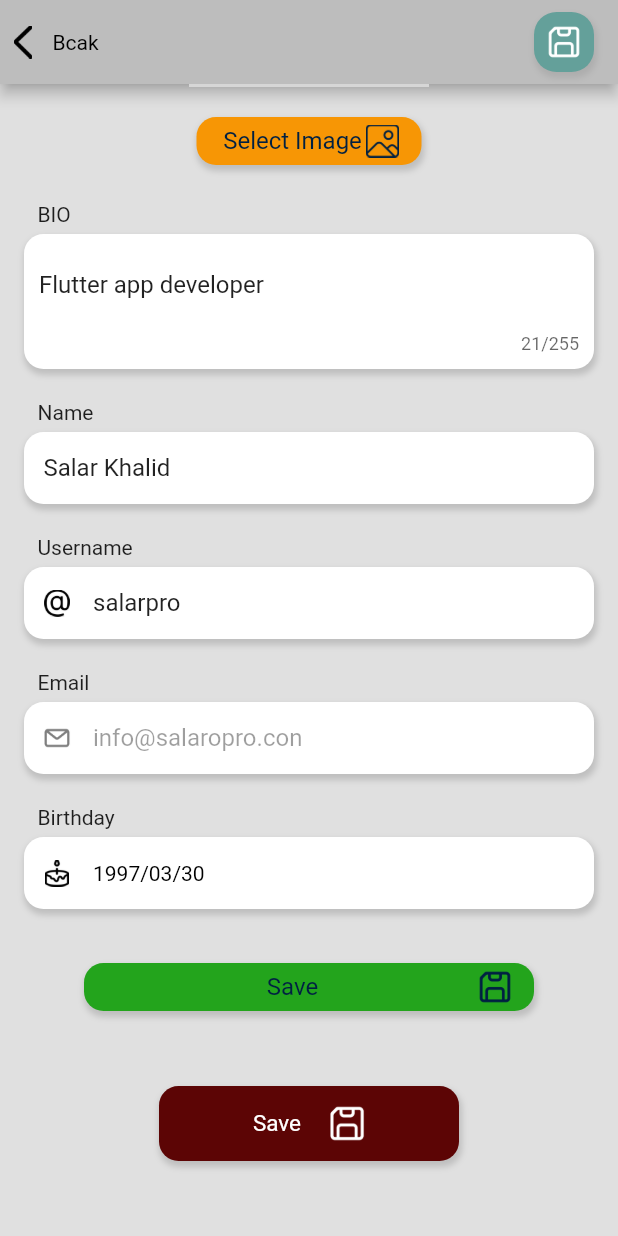
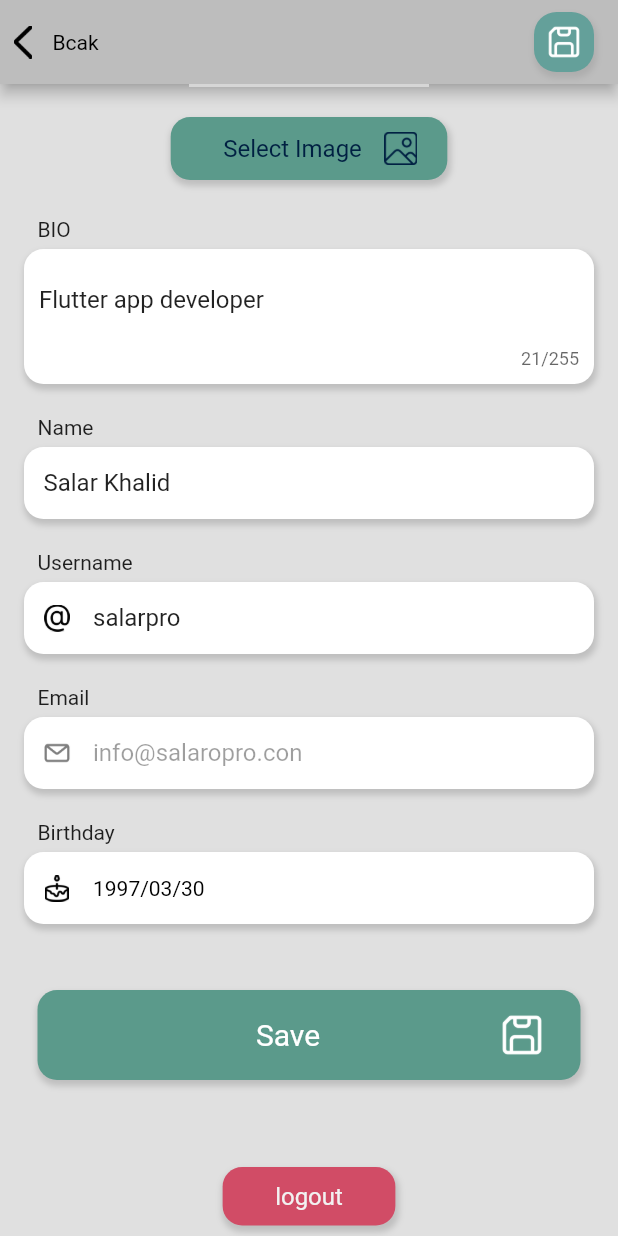
Before and after one commit to SalarPro/kurd_coders, a Flutter app: the EditPRofileScreen screen opened directly, scrolled down 198 dp, on a phone screen of 412 x 824 dp. Run offline on Flutter 3.47's test engine with Material 2 defaults, Android fonts, the phone set to English and light mode, and no system bars; our stand-ins replace cached_network_image, image_cropper, image_picker, like_button, shimmer; missing offline and left inert: flutter_circular_text; network calls fail; grey boxes are pictures that could not be loaded.

Commit message:
new helper class names

```diff
--- a/lib/src/helper/colors.dart
+++ /dev/null
@@ -1,21 +0,0 @@
-import 'package:flutter/material.dart';
-
-class KColors {
-  static const Color primaryColor = Color.fromARGB(255, 247, 150, 5);
-  static const Color successColor = Color.fromARGB(255, 35, 164, 28);
-
-  static const mainColor = Color.fromARGB(255, 226, 89, 89);
-
-  static MaterialColor get text => const MaterialColor(0xff505862, {
-        50: Color(0xffffffff),
-        100: Color(0xffF7F6F5),
-        200: Color.fromARGB(255, 208, 255, 235),
-        300: Color(0xff727c8e),
-        400: Color(0xff727C8E),
-        500: Color(0xff545454),
-        600: Color(0xff002042),
-        700: Color(0xff002042),
-        800: Color(0xff002042),
-        900: Color(0xff002042),
-      });
-}
--- /dev/null
+++ b/lib/src/helper/k_colors.dart
@@ -0,0 +1,39 @@
+import 'package:flutter/material.dart';
+
+class KColors {
+  static const Color white = Color.fromARGB(255, 242, 242, 242);
+  static const Color black = Color.fromARGB(255, 0, 0, 0);
+  static const Color accentColor = Color(0xFFF7E987);
+  static const Color primaryColor = Color(0xFF5B9A8B);
+  static const Color primaryColorDark = Color(0xFF445069);
+  static const Color darkColor = Color(0xFF252B48);
+  static const Color successColor = Color.fromARGB(255, 20, 175, 17);
+  static const Color dangerColor = Color.fromARGB(255, 209, 76, 102);
+
+  //color with shades
+  static MaterialColor get mainColor => const MaterialColor(0xFFF7E987, {
+        50: Color.fromRGBO(247, 233, 135, .1),
+        100: Color.fromRGBO(247, 233, 135, .2),
+        200: Color.fromRGBO(247, 233, 135, .3),
+        300: Color.fromRGBO(247, 233, 135, .4),
+        400: Color.fromRGBO(247, 233, 135, .5),
+        500: Color.fromRGBO(247, 233, 135, .6),
+        600: Color.fromRGBO(247, 233, 135, .7),
+        700: Color.fromRGBO(247, 233, 135, .8),
+        800: Color.fromRGBO(104, 92, 2, 0.898),
+        900: Color.fromRGBO(56, 50, 1, 1),
+      });
+
+  static MaterialColor get text => const MaterialColor(0xff505862, {
+        50: Color(0xffffffff),
+        100: Color(0xffF7F6F5),
+        200: Color.fromARGB(255, 208, 255, 235),
+        300: Color(0xff727c8e),
+        400: Color(0xff727C8E),
+        500: Color(0xff545454),
+        600: Color(0xff002042),
+        700: Color.fromARGB(255, 33, 48, 64),
+        800: Color(0xff002042),
+        900: Color(0xff002042),
+      });
+}
--- a/lib/src/helper/helper.dart
+++ b/lib/src/helper/k_helper.dart
@@ -5,32 +5,25 @@ import 'package:image_cropper/image_cropper.dart';
 import 'package:image_picker/image_picker.dart';
 
 class KHelper {
-  static Future<File?> pickImage({
-    bool cropTheImage = false,
-  }) async {
+  static Future<File?> pickImageFromGallery({bool cropTheImage = false}) async {
     File? myImageFile;
+
     final ImagePicker picker = ImagePicker();
-    final XFile? image = await picker.pickImage(
-        source: ImageSource.gallery,
-        maxWidth: 1080,
-        maxHeight: 1920,
-        imageQuality: 90);
+    // Pick an image.
+    final XFile? imageXFile =
+        await picker.pickImage(source: ImageSource.gallery);
 
-    if (image != null) {
-      // the image that we selected
-      myImageFile = File(image.path);
+    if (imageXFile != null) {
+      myImageFile = File(imageXFile.path);
 
-      // if the user requested top crop the image
       if (cropTheImage) {
         CroppedFile? croppedFile = await ImageCropper().cropImage(
           sourcePath: myImageFile.path,
-          aspectRatioPresets: [
-            CropAspectRatioPreset.square,
-          ],
+          aspectRatio: CropAspectRatio(ratioX: 1, ratioY: 1),
           compressFormat: ImageCompressFormat.jpg,
           maxHeight: 1080,
           maxWidth: 1080,
-          compressQuality: 90,
+          compressQuality: 50,
           uiSettings: [
             AndroidUiSettings(
               toolbarTitle: 'Cropper',
@@ -41,6 +34,10 @@ class KHelper {
             ),
             IOSUiSettings(
               title: 'Cropper',
+              aspectRatioLockEnabled: true,
+              aspectRatioLockDimensionSwapEnabled: false,
+              aspectRatioPickerButtonHidden: true,
+              resetAspectRatioEnabled: false,
             ),
           ],
         );
@@ -51,6 +48,7 @@ class KHelper {
     } else {
       myImageFile = null;
     }
+
     return myImageFile;
   }
 }
--- a/lib/src/helper/text_styles.dart
+++ b/lib/src/helper/k_text_style.dart
@@ -1,5 +1,5 @@
 import 'package:flutter/material.dart';
-import 'package:kurd_coders/src/helper/colors.dart';
+import 'package:kurd_coders/src/helper/k_colors.dart';
 
 class KTextStyle {
   static TextStyle textColorLight(double size) {
@@ -9,9 +9,9 @@ class KTextStyle {
     );
   }
 
-  static TextStyle textColorDark({required double size}) {
+  static TextStyle textColorDark(double size) {
     return TextStyle(
-      color: KColors.text.shade50,
+      color: KColors.text.shade900,
       fontSize: size,
     );
   }
--- a/lib/src/helper/k_widgets.dart
+++ b/lib/src/helper/k_widgets.dart
@@ -1,21 +1,18 @@
 import 'package:flutter/material.dart';
-import 'package:kurd_coders/src/helper/colors.dart';
-import 'package:kurd_coders/src/helper/text_styles.dart';
+import 'package:kurd_coders/src/helper/k_colors.dart';
+import 'package:kurd_coders/src/helper/k_text_style.dart';
 
 class KWidget {
-  static btnMeduam({
-    String? title,
-    String? image,
-    Color? color,
-    Color? bgColor,
-    double? width,
-    Function()? onTap,
-  }) {
+  static Widget btnMedium(
+      {String? title,
+      String? image,
+      Color? bgColor = KColors.accentColor,
+      Color? color,
+      Function()? onTap}) {
     return GestureDetector(
       onTap: onTap,
       child: Container(
-        width: width ?? 150,
-        padding: EdgeInsets.symmetric(vertical: 5, horizontal: 15),
+        padding: const EdgeInsets.symmetric(vertical: 10, horizontal: 20),
         decoration: BoxDecoration(
           boxShadow: [
             BoxShadow(
@@ -25,7 +22,55 @@ class KWidget {
               offset: Offset(1, 3), // changes position of shadow
             ),
           ],
-          color: bgColor ?? KColors.primaryColor,
+          color: bgColor,
+          borderRadius: BorderRadius.circular(13),
+        ),
+        child: Row(
+          mainAxisSize: MainAxisSize.min,
+          children: [
+            SizedBox(width: 15),
+            Text(
+              title ?? "",
+              style: KTextStyle.textColorDark(16).copyWith(
+                color: color ?? KTextStyle.textColorDark(20).color,
+              ),
+            ),
+            SizedBox(width: 15),
+            if (image != null)
+              Image.asset(
+                image,
+                width: 22,
+                height: 22,
+                color: color ?? KColors.text.shade800,
+              ),
+          ],
+        ),
+      ),
+    );
+  }
+
+  static Widget btnLarge(
+      {String? title,
+      String? image,
+      Color? bgColor = KColors.accentColor,
+      Color? color,
+      Function()? onTap}) {
+    return GestureDetector(
+      onTap: onTap,
+      child: Container(
+        width: double.infinity,
+        margin: const EdgeInsets.symmetric(vertical: 8, horizontal: 25),
+        padding: const EdgeInsets.symmetric(vertical: 16, horizontal: 25),
+        decoration: BoxDecoration(
+          boxShadow: [
+            BoxShadow(
+              color: Colors.grey.withOpacity(0.5),
+              spreadRadius: 1,
+              blurRadius: 3,
+              offset: Offset(1, 3), // changes position of shadow
+            ),
+          ],
+          color: bgColor,
           borderRadius: BorderRadius.circular(13),
         ),
         child: Row(
@@ -35,17 +80,17 @@ class KWidget {
               child: Text(
                 title ?? "",
                 textAlign: TextAlign.center,
-                style: KTextStyle.textColorLight(16).copyWith(
-                  color: color ?? KTextStyle.textColorLight(16).color,
+                style: KTextStyle.textColorDark(20).copyWith(
+                  color: color ?? KTextStyle.textColorDark(20).color,
                 ),
               ),
             ),
             if (image != null)
               Image.asset(
                 image,
-                width: 22,
-                height: 22,
-                color: color,
+                width: 28,
+                height: 28,
+                color: color ?? KColors.text.shade800,
               ),
           ],
         ),
--- a/lib/src/home_screen/screens/add_new_post_scree.dart
+++ b/lib/src/home_screen/screens/add_new_post_scree.dart
@@ -2,7 +2,7 @@ import 'dart:io';
 
 import 'package:flutter/material.dart';
 import 'package:kurd_coders/src/constants/assets.dart';
-import 'package:kurd_coders/src/helper/helper.dart';
+import 'package:kurd_coders/src/helper/k_helper.dart';
 import 'package:kurd_coders/src/my_widgets/k_text_filed.dart';
 
 class AddNewPostScreen extends StatefulWidget {
@@ -48,7 +48,7 @@ class _AddNewPostScreenState extends State<AddNewPostScreen> {
   }
 
   void selectimage() async {
-    myImageFile = await KHelper.pickImage(cropTheImage: true);
+    myImageFile = await KHelper.pickImageFromGallery(cropTheImage: true);
     setState(() {});
   }
 }
--- a/lib/src/home_screen/screens/edit_profile_screen.dart
+++ b/lib/src/home_screen/screens/edit_profile_screen.dart
@@ -7,8 +7,8 @@ import 'package:flutter/material.dart';
 import 'package:intl/intl.dart';
 import 'package:kurd_coders/src/constants/assets.dart';
 import 'package:kurd_coders/src/damy_data.dart';
-import 'package:kurd_coders/src/helper/colors.dart';
-import 'package:kurd_coders/src/helper/helper.dart';
+import 'package:kurd_coders/src/helper/k_colors.dart';
+import 'package:kurd_coders/src/helper/k_helper.dart';
 import 'package:kurd_coders/src/helper/k_widgets.dart';
 import 'package:kurd_coders/src/login_screen/login_screen.dart';
 import 'package:kurd_coders/src/my_widgets/k_text_filed.dart';
@@ -106,7 +106,7 @@ class _EditPRofileScreenState extends State<EditPRofileScreen> {
               SizedBox(
                 height: 20,
               ),
-              KWidget.btnMeduam(
+              KWidget.btnMedium(
                 title: "Select Image",
                 image: Assets.resourceIconsAddImage,
                 color: KColors.text.shade900,
@@ -191,62 +191,27 @@ class _EditPRofileScreenState extends State<EditPRofileScreen> {
                 height: 20,
               ),
 
-              KWidget.btnMeduam(
+              KWidget.btnLarge(
                   title: "Save",
                   image: Assets.resourceIconsSave,
-                  width: 300,
-                  color: KColors.text.shade900,
-                  bgColor: KColors.successColor,
+                  color: KColors.text.shade50,
+                  bgColor: KColors.primaryColor,
                   onTap: () {
                     showAlertToSave();
                   }),
               SizedBox(
                 height: 50,
               ),
-              GestureDetector(
-                onTap: () {
-                  // TOD show alert to confirm logout
-                  Navigator.pushAndRemoveUntil(
-                      context,
-                      MaterialPageRoute(builder: (context) => LoginScreen()),
-                      (route) => false);
-                },
-                child: Container(
-                  width: 200,
-                  height: 50,
-                  padding: EdgeInsets.symmetric(vertical: 5, horizontal: 15),
-                  decoration: BoxDecoration(
-                    boxShadow: [
-                      BoxShadow(
-                        color: Colors.grey.withOpacity(0.5),
-                        spreadRadius: 1,
-                        blurRadius: 3,
-                        offset: Offset(1, 3), // changes position of shadow
-                      ),
-                    ],
-                    color: Color.fromARGB(255, 92, 5, 5),
-                    borderRadius: BorderRadius.all(
-                      Radius.circular(13),
-                    ),
-                  ),
-                  child: Row(
-                    mainAxisAlignment: MainAxisAlignment.center,
-                    children: [
-                      Text(
-                        "Save ",
-                        style: TextStyle(fontSize: 15, color: Colors.white),
-                      ),
-                      SizedBox(width: 15),
-                      Image.asset(
-                        Assets.resourceIconsSave,
-                        color: Colors.white,
-                        width: 24,
-                        height: 24,
-                      ),
-                    ],
-                  ),
-                ),
-              ),
+              KWidget.btnMedium(
+                  title: "logout",
+                  bgColor: KColors.dangerColor,
+                  color: KColors.white,
+                  onTap: () {
+                    Navigator.pushAndRemoveUntil(
+                        context,
+                        MaterialPageRoute(builder: (context) => LoginScreen()),
+                        (route) => false);
+                  }),
               SizedBox(
                 height: 50,
               ),
@@ -331,7 +296,7 @@ class _EditPRofileScreenState extends State<EditPRofileScreen> {
             DateTime.now().subtract(Duration(milliseconds: 31556926000 * 100)),
         lastDate: DateTime.now().subtract(
           Duration(
-            milliseconds: 31556926000 * 13,
+            milliseconds: 31556926000 * 5,
           ),
         ));
 
@@ -342,7 +307,7 @@ class _EditPRofileScreenState extends State<EditPRofileScreen> {
   }
 
   void pickImage() async {
-    File? pickedImage = await KHelper.pickImage(cropTheImage: true);
+    File? pickedImage = await KHelper.pickImageFromGallery(cropTheImage: true);
     if (pickedImage != null) {
       imageFile = pickedImage;
     }
@@ -382,7 +347,7 @@ class _EditPRofileScreenState extends State<EditPRofileScreen> {
       ScaffoldMessenger.of(context).showSnackBar(
         SnackBar(
           content: Text("Username is empty"),
-          backgroundColor: KColors.mainColor,
+          backgroundColor: KColors.dangerColor,
         ),
       );
       return;
@@ -397,7 +362,7 @@ class _EditPRofileScreenState extends State<EditPRofileScreen> {
       ScaffoldMessenger.of(context).showSnackBar(
         SnackBar(
           content: Text("Birthday is not valid"),
-          backgroundColor: KColors.mainColor,
+          backgroundColor: KColors.dangerColor,
         ),
       );
       return;
```
Also changed, not shown: lib/src/helper/constants.dart (deleted), pubspec.lock, 11 other files.
